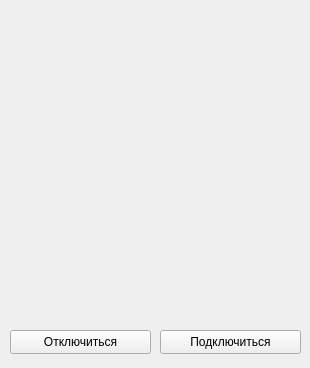
The window that mainwindow.ui (Sergeras1/Smart_weather_station) describes before a commit, drawn with Qt 5.
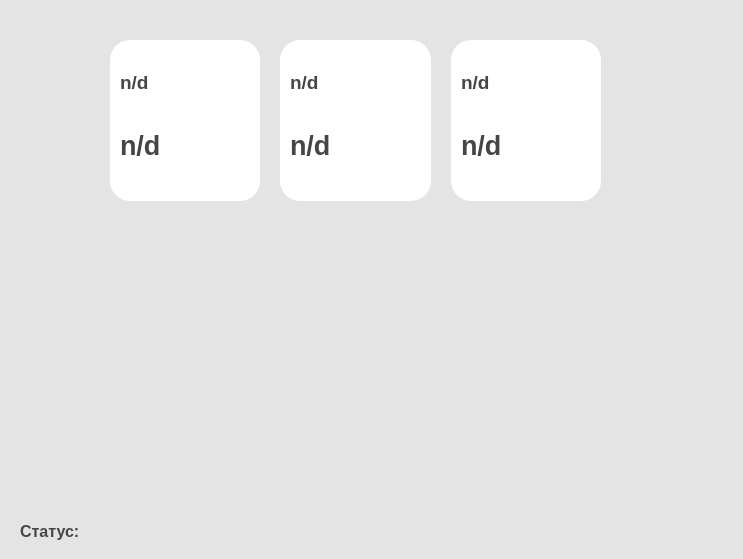
The same window after the commit.

```diff
--- a/mainwindow.ui
+++ b/mainwindow.ui
@@ -6,71 +6,314 @@
    <rect>
     <x>0</x>
     <y>0</y>
-    <width>310</width>
-    <height>368</height>
+    <width>743</width>
+    <height>559</height>
    </rect>
   </property>
   <property name="windowTitle">
    <string>MainWindow</string>
   </property>
+  <property name="layoutDirection">
+   <enum>Qt::LayoutDirection::LeftToRight</enum>
+  </property>
+  <property name="styleSheet">
+   <string notr="true">QWidget {
+	background-color: #e4e4e4;
+}
+</string>
+  </property>
   <widget class="QWidget" name="centralwidget">
-   <widget class="QPushButton" name="connectBtn">
+   <widget class="QWidget" name="widget" native="true">
     <property name="geometry">
      <rect>
-      <x>160</x>
-      <y>330</y>
-      <width>141</width>
-      <height>24</height>
+      <x>110</x>
+      <y>40</y>
+      <width>491</width>
+      <height>161</height>
      </rect>
     </property>
-    <property name="text">
-     <string>Подключиться</string>
+    <property name="styleSheet">
+     <string notr="true">background-color: none;</string>
     </property>
+    <layout class="QHBoxLayout" name="horizontalLayout">
+     <property name="spacing">
+      <number>20</number>
+     </property>
+     <property name="sizeConstraint">
+      <enum>QLayout::SizeConstraint::SetMinimumSize</enum>
+     </property>
+     <item>
+      <widget class="QWidget" name="widgetTemperatura" native="true">
+       <property name="minimumSize">
+        <size>
+         <width>150</width>
+         <height>150</height>
+        </size>
+       </property>
+       <property name="baseSize">
+        <size>
+         <width>150</width>
+         <height>150</height>
+        </size>
+       </property>
+       <property name="styleSheet">
+        <string notr="true">background-color: #ffffff;
+border-radius: 20px</string>
+       </property>
+       <widget class="QLabel" name="labelTemp">
+        <property name="geometry">
+         <rect>
+          <x>10</x>
+          <y>75</y>
+          <width>131</width>
+          <height>61</height>
+         </rect>
+        </property>
+        <property name="font">
+         <font>
+          <pointsize>20</pointsize>
+          <bold>true</bold>
+         </font>
+        </property>
+        <property name="styleSheet">
+         <string notr="true">color: #464646</string>
+        </property>
+        <property name="text">
+         <string>n/d</string>
+        </property>
+       </widget>
+       <widget class="QLabel" name="labelImageTemp">
+        <property name="geometry">
+         <rect>
+          <x>10</x>
+          <y>10</y>
+          <width>64</width>
+          <height>64</height>
+         </rect>
+        </property>
+        <property name="minimumSize">
+         <size>
+          <width>64</width>
+          <height>64</height>
+         </size>
+        </property>
+        <property name="font">
+         <font>
+          <pointsize>14</pointsize>
+          <bold>true</bold>
+         </font>
+        </property>
+        <property name="styleSheet">
+         <string notr="true">color: #464646</string>
+        </property>
+        <property name="text">
+         <string>n/d</string>
+        </property>
+       </widget>
+      </widget>
+     </item>
+     <item>
+      <widget class="QWidget" name="widgetHumadity" native="true">
+       <property name="enabled">
+        <bool>true</bool>
+       </property>
+       <property name="minimumSize">
+        <size>
+         <width>150</width>
+         <height>150</height>
+        </size>
+       </property>
+       <property name="baseSize">
+        <size>
+         <width>0</width>
+         <height>0</height>
+        </size>
+       </property>
+       <property name="styleSheet">
+        <string notr="true">background-color: #ffffff;
+border-radius: 20px</string>
+       </property>
+       <widget class="QLabel" name="labelImageHum">
+        <property name="geometry">
+         <rect>
+          <x>10</x>
+          <y>10</y>
+          <width>64</width>
+          <height>64</height>
+         </rect>
+        </property>
+        <property name="minimumSize">
+         <size>
+          <width>64</width>
+          <height>64</height>
+         </size>
+        </property>
+        <property name="font">
+         <font>
+          <pointsize>14</pointsize>
+          <bold>true</bold>
+         </font>
+        </property>
+        <property name="styleSheet">
+         <string notr="true">color: #464646</string>
+        </property>
+        <property name="text">
+         <string>n/d</string>
+        </property>
+       </widget>
+       <widget class="QLabel" name="labelHum">
+        <property name="geometry">
+         <rect>
+          <x>10</x>
+          <y>75</y>
+          <width>131</width>
+          <height>61</height>
+         </rect>
+        </property>
+        <property name="font">
+         <font>
+          <pointsize>20</pointsize>
+          <bold>true</bold>
+         </font>
+        </property>
+        <property name="styleSheet">
+         <string notr="true">color: #464646</string>
+        </property>
+        <property name="text">
+         <string>n/d</string>
+        </property>
+       </widget>
+      </widget>
+     </item>
+     <item>
+      <widget class="QWidget" name="widgetPressure" native="true">
+       <property name="minimumSize">
+        <size>
+         <width>150</width>
+         <height>150</height>
+        </size>
+       </property>
+       <property name="styleSheet">
+        <string notr="true">background-color: #ffffff;
+border-radius: 20px</string>
+       </property>
+       <widget class="QLabel" name="labelImagePres">
+        <property name="geometry">
+         <rect>
+          <x>10</x>
+          <y>10</y>
+          <width>64</width>
+          <height>64</height>
+         </rect>
+        </property>
+        <property name="minimumSize">
+         <size>
+          <width>64</width>
+          <height>64</height>
+         </size>
+        </property>
+        <property name="font">
+         <font>
+          <pointsize>14</pointsize>
+          <bold>true</bold>
+         </font>
+        </property>
+        <property name="styleSheet">
+         <string notr="true">color: #464646</string>
+        </property>
+        <property name="text">
+         <string>n/d</string>
+        </property>
+       </widget>
+       <widget class="QLabel" name="labelPres">
+        <property name="geometry">
+         <rect>
+          <x>10</x>
+          <y>75</y>
+          <width>131</width>
+          <height>61</height>
+         </rect>
+        </property>
+        <property name="font">
+         <font>
+          <pointsize>20</pointsize>
+          <bold>true</bold>
+         </font>
+        </property>
+        <property name="styleSheet">
+         <string notr="true">color: #464646</string>
+        </property>
+        <property name="text">
+         <string>n/d</string>
+        </property>
+       </widget>
+      </widget>
+     </item>
+    </layout>
    </widget>
-   <widget class="QLabel" name="messageLabel">
+   <widget class="QWidget" name="layoutWidget">
     <property name="geometry">
      <rect>
       <x>20</x>
-      <y>150</y>
-      <width>271</width>
-      <height>141</height>
+      <y>520</y>
+      <width>393</width>
+      <height>23</height>
      </rect>
     </property>
-    <property name="font">
-     <font>
-      <pointsize>24</pointsize>
-      <bold>true</bold>
-     </font>
-    </property>
-    <property name="text">
-     <string/>
-    </property>
-   </widget>
-   <widget class="QPushButton" name="pushButton">
-    <property name="geometry">
-     <rect>
-      <x>10</x>
-      <y>330</y>
-      <width>141</width>
-      <height>24</height>
-     </rect>
-    </property>
-    <property name="text">
-     <string>Отключиться</string>
-    </property>
-   </widget>
-   <widget class="QLabel" name="label">
-    <property name="geometry">
-     <rect>
-      <x>30</x>
-      <y>20</y>
-      <width>251</width>
-      <height>41</height>
-     </rect>
-    </property>
-    <property name="text">
-     <string/>
-    </property>
+    <layout class="QHBoxLayout" name="horizontalLayout_2">
+     <item>
+      <widget class="QLabel" name="labelStatus">
+       <property name="minimumSize">
+        <size>
+         <width>60</width>
+         <height>20</height>
+        </size>
+       </property>
+       <property name="font">
+        <font>
+         <pointsize>12</pointsize>
+         <bold>true</bold>
+        </font>
+       </property>
+       <property name="styleSheet">
+        <string notr="true">background-color: none;
+color: #464646</string>
+       </property>
+       <property name="text">
+        <string>Статус:</string>
+       </property>
+      </widget>
+     </item>
+     <item>
+      <widget class="QLabel" name="infoMes">
+       <property name="minimumSize">
+        <size>
+         <width>325</width>
+         <height>21</height>
+        </size>
+       </property>
+       <property name="font">
+        <font>
+         <pointsize>12</pointsize>
+         <bold>true</bold>
+        </font>
+       </property>
+       <property name="styleSheet">
+        <string notr="true">background-color: none;
+color: #464646</string>
+       </property>
+       <property name="text">
+        <string/>
+       </property>
+       <property name="margin">
+        <number>0</number>
+       </property>
+       <property name="indent">
+        <number>0</number>
+       </property>
+      </widget>
+     </item>
+    </layout>
    </widget>
   </widget>
  </widget>
```
